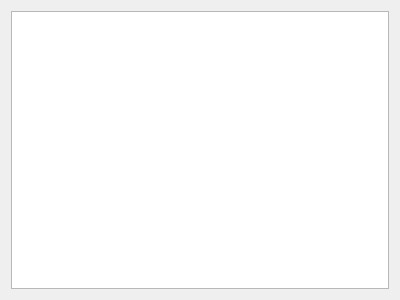
This is src/libs/qtwidgets/sequencewidget.ui in qtplatz/qtplatz as Qt 5 draws it before an edit. The edited form follows.
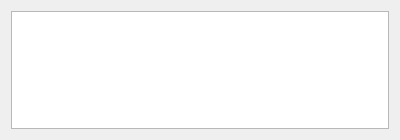
This is the edited form.

Diff of the .ui file:
```diff
--- a/src/libs/qtwidgets/sequencewidget.ui
+++ b/src/libs/qtwidgets/sequencewidget.ui
@@ -7,7 +7,7 @@
     <x>0</x>
     <y>0</y>
     <width>400</width>
-    <height>300</height>
+    <height>140</height>
    </rect>
   </property>
   <property name="windowTitle">
```
